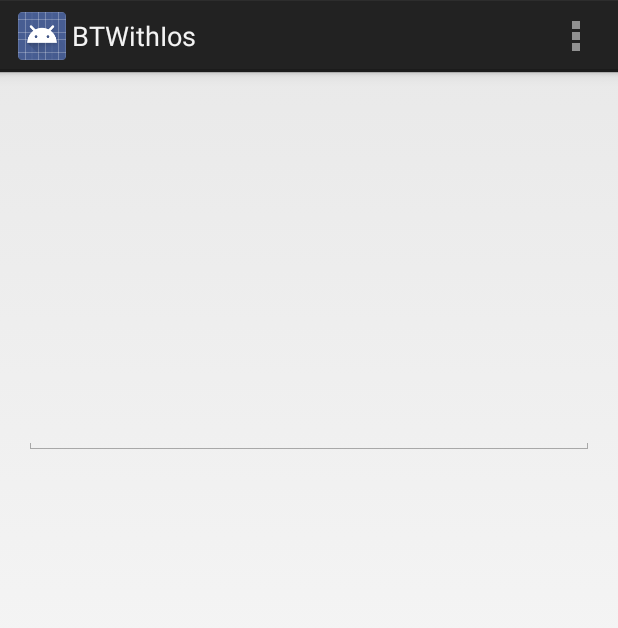
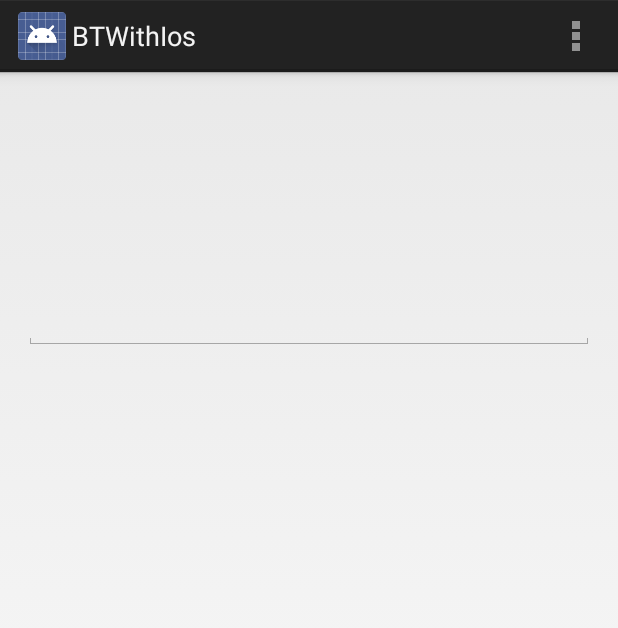
Before and after one commit to mootoh/Legatto, an Android app: the screen it shows after launch (MainActivity), on a phone screen of 412 x 824 dp. Shown: the top 628 px of the screen. Run offline under Robolectric (Android 15) with nearby library versions, the light colour scheme and no system bars; 1 statement that could not run was skipped.

Commit message:
Scroll to bottom on Android, and minor tweaks

```diff
--- a/BTWithIos/app/src/main/java/net/mootoh/btwithios/app/XNBrowser.java
+++ b/BTWithIos/app/src/main/java/net/mootoh/btwithios/app/XNBrowser.java
@@ -45,7 +45,7 @@ public class XNBrowser {
     static final long SCAN_PERIOD = 10000;
     static final String TAG = "XNBrowser";
 
-    private String identifier = "xnb_an";
+    private String identifier = "an";
 
     private final Context context_;
     private BluetoothAdapter bluetoothAdapter_;
@@ -110,7 +110,8 @@ public class XNBrowser {
     }
 
     public boolean isReady() {
-        return inputPortConnected_;
+//        return inputPortConnected_;
+        return hasIdentifierSet;
     }
 
     public void setDelegate(XNBrowserDelegate dg) {
--- a/BTWithIos/app/src/main/res/layout/activity_main.xml
+++ b/BTWithIos/app/src/main/res/layout/activity_main.xml
@@ -7,14 +7,20 @@
     android:paddingTop="@dimen/activity_vertical_margin"
     android:paddingBottom="@dimen/activity_vertical_margin"
     tools:context="net.mootoh.btwithios.app.MainActivity"
-    android:orientation="vertical">
+    android:orientation="vertical"
+    android:focusable="false">
 
-    <TextView
+    <ScrollView
         android:layout_width="fill_parent"
-        android:layout_height="200dp"
-        android:maxLines="1000"
-        android:scrollbars = "vertical"
-        android:id="@+id/recvTextView" />
+        android:layout_height="130dp"
+        android:id="@+id/scroller">
+        <TextView
+            android:layout_width="fill_parent"
+            android:layout_height="fill_parent"
+            android:maxLines="1000"
+            android:scrollbars="vertical"
+            android:id="@+id/recvTextView" />
+        </ScrollView>
     <EditText
         android:layout_width="fill_parent"
         android:layout_height="wrap_content"
```
Also changed, not shown: BTWithIos/app/src/main/java/net/mootoh/btwithios/app/MainActivity.java (+14 -3 lines).
